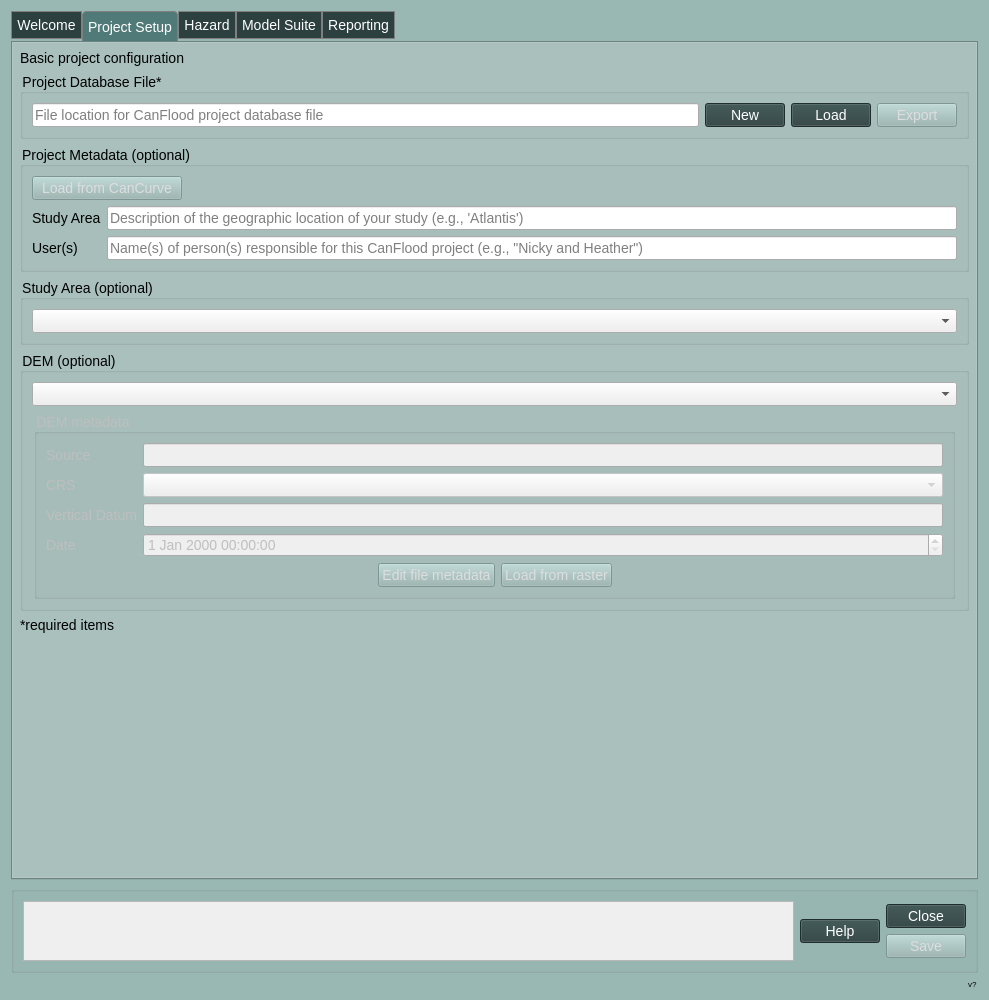
The window that canflood2/canflood2_dialog_main.ui (cefect/CanFlood2) describes before a commit, drawn with Qt 5.
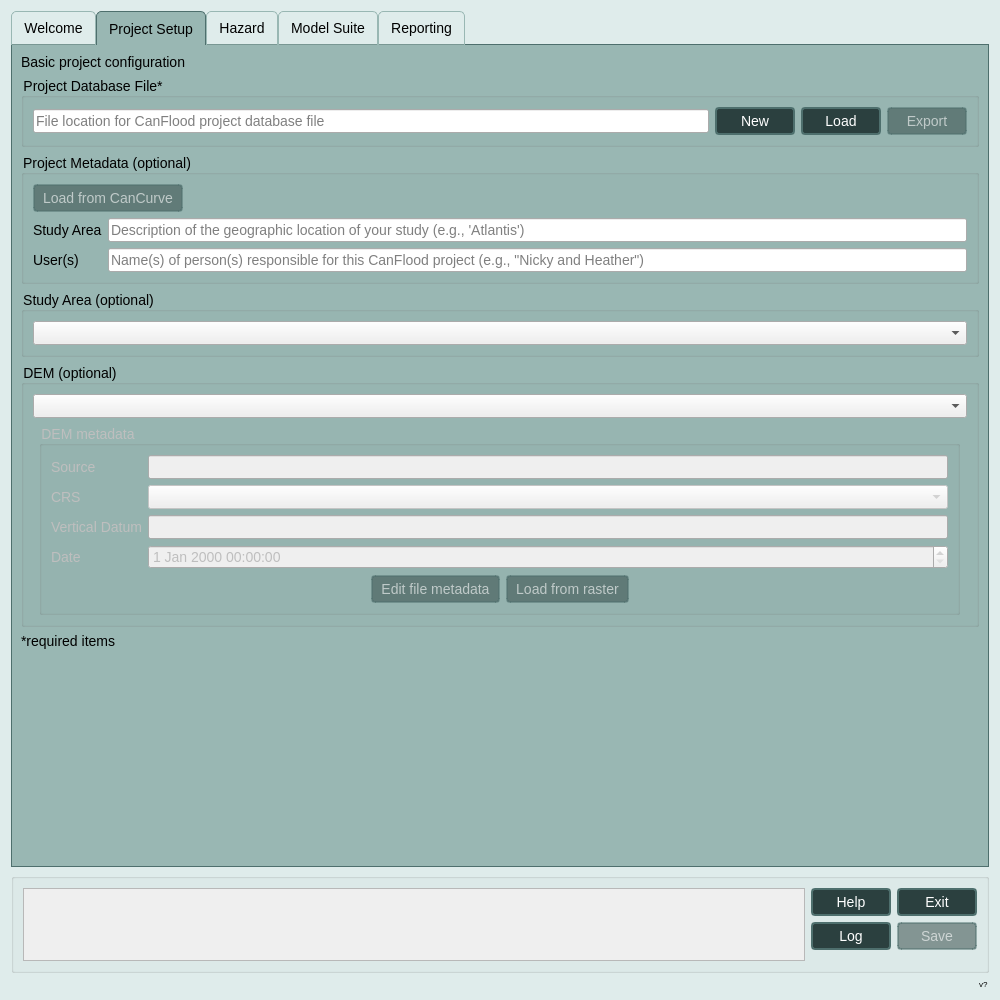
The same window after the commit. The open tabs and pages were chosen to show the change. Icons and pictures are not drawn. Custom widgets are drawn as their Qt base class.

Patch:
```diff
--- a/canflood2/canflood2_dialog_main.ui
+++ b/canflood2/canflood2_dialog_main.ui
@@ -6,14 +6,14 @@
    <rect>
     <x>0</x>
     <y>0</y>
-    <width>979</width>
+    <width>1000</width>
     <height>1000</height>
    </rect>
   </property>
-  <property name="maximumSize">
+  <property name="minimumSize">
    <size>
-    <width>1000</width>
-    <height>1000</height>
+    <width>500</width>
+    <height>500</height>
    </size>
   </property>
   <property name="font">
@@ -30,17 +30,30 @@
 } 
 
 QDialog {
-    background-color: #99B7B3;
+    background-color: #DFECEB;
 }
 
 QPushButton {
-  background-color: #2B403F;
-  color: white;
+    background-color: #2B403F;          /* deep green-teal */
+    color: white;
+
+    /* “Pop-out” frame */
+    border: 2px solid #4E6F6D;          /* a shade lighter than the fill */
+    border-radius: 4px;                 /* gentle rounding */
+    padding: 4px 8px;                   /* keeps text from kissing the frame */
 }
 
-QPushButton:disabled { 
-    background-color: #99B7B3; /* Example: Gray background for disabled state */
-	color:#DDDDDD
+QPushButton:pressed {
+    background-color: #1E2F2F;                    /* darker shade */
+    border: 2px inset #3A5554;                    /* subtle inset look */
+    padding-top: 5px; padding-left: 11px;         /* shift content down/right slightly */
+    padding-bottom: 3px; padding-right: 9px;      /* keep overall size the same */
+}
+
+QPushButton:disabled {
+    background-color: rgba(43, 64, 63, 0.50);   /* same hue, 50 % opacity  */
+    color: rgba(255, 255, 255, 0.60);           /* soft-faded text          */
+    border: 2px solid rgba(78, 111, 109, 0.50); /* outline still visible    */
 }
 
  
@@ -70,24 +83,52 @@
 
  
  
+/* ----------------------------------------
+   Generic tab look
+   ---------------------------------------- */
 QTabBar::tab {
-    background-color: #2B403F;
-    color: white;
-    border: 1px solid gray; 
-    box-sizing: border-box;
-    padding: 5px;
-    margin-bottom: 2px; /* slight separation from the tab bar */
+    background: #DFECEB;                 /* unselected fill  */
+    color: black;                        /* legible on light bg */
+
+    border: 1px solid #99B7B3;           /* subtle outline   */
+    border-bottom: 1px solid #799793;    /* slight contrast  */
+    border-top-left-radius: 5px;
+    border-top-right-radius: 5px;
+
+    min-height: 24px;                    /* tweak as needed  */
+    padding: 4px 12px;                   /* top/bottom  left/right */
 }
 
+/* ----------------------------------------
+   Hover (optional, just a small cue)
+   ---------------------------------------- */
+QTabBar::tab:hover {
+    background: #CFE4E2;                 /* a hint darker    */
+}
+
+/* ----------------------------------------
+   Selected (popped-out) tab
+   ---------------------------------------- */
 QTabBar::tab:selected {
-    background-color: #507A78; 
-    color: white;
-    border: 1px solid gray; /* thicker border for emphasis */
-    border-bottom: none;     /* remove the bottom border to simulate being raised */
-    margin-bottom: 0;        /* pull the selected tab closer to the tab bar */
-    /* Optionally add border-radius to differentiate the shape */
-    border-top-left-radius: 4px;
-    border-top-right-radius: 4px;
+    background: #99B7B3;                 /* requested colour */
+    color: black;                        /* better contrast  */
+
+    border: 1px solid #4E6F6D;           /* stronger outline */
+    border-bottom: none;                 /* merge with page  */
+
+    /* Pull it 1 px down so its bottom edge sits flush with
+       the QTabWidget pane, giving a raised effect */
+    margin-bottom: -1px;
+}
+
+/* ----------------------------------------
+   Frame around the tab-pages (optional but
+   often necessary so the gap under the
+   selected tab isn’t obvious)
+   ---------------------------------------- */
+QTabWidget::pane {
+    border: 1px solid #4E6F6D;
+    top: -1px;                           /* pull up to hide seam */
 }
 
  
@@ -285,6 +326,18 @@
             </item>
             <item>
              <widget class="QPushButton" name="pushButton_PS_projDB_new">
+              <property name="sizePolicy">
+               <sizepolicy hsizetype="Fixed" vsizetype="Fixed">
+                <horstretch>0</horstretch>
+                <verstretch>0</verstretch>
+               </sizepolicy>
+              </property>
+              <property name="minimumSize">
+               <size>
+                <width>80</width>
+                <height>0</height>
+               </size>
+              </property>
               <property name="text">
                <string>New</string>
               </property>
@@ -295,6 +348,18 @@
               <property name="enabled">
                <bool>true</bool>
               </property>
+              <property name="sizePolicy">
+               <sizepolicy hsizetype="Fixed" vsizetype="Fixed">
+                <horstretch>0</horstretch>
+                <verstretch>0</verstretch>
+               </sizepolicy>
+              </property>
+              <property name="minimumSize">
+               <size>
+                <width>80</width>
+                <height>0</height>
+               </size>
+              </property>
               <property name="text">
                <string>Load</string>
               </property>
@@ -305,6 +370,18 @@
               <property name="enabled">
                <bool>false</bool>
               </property>
+              <property name="sizePolicy">
+               <sizepolicy hsizetype="Fixed" vsizetype="Fixed">
+                <horstretch>0</horstretch>
+                <verstretch>0</verstretch>
+               </sizepolicy>
+              </property>
+              <property name="minimumSize">
+               <size>
+                <width>80</width>
+                <height>0</height>
+               </size>
+              </property>
               <property name="text">
                <string>Export</string>
               </property>
@@ -1610,7 +1687,7 @@
      <property name="minimumSize">
       <size>
        <width>0</width>
-       <height>85</height>
+       <height>100</height>
       </size>
      </property>
      <property name="title">
@@ -1627,18 +1704,6 @@
             <verstretch>0</verstretch>
            </sizepolicy>
           </property>
-          <property name="minimumSize">
-           <size>
-            <width>0</width>
-            <height>55</height>
-           </size>
-          </property>
-          <property name="maximumSize">
-           <size>
-            <width>16777215</width>
-            <height>60</height>
-           </size>
-          </property>
           <property name="widgetResizable">
            <bool>true</bool>
           </property>
@@ -1647,8 +1712,8 @@
             <rect>
              <x>0</x>
              <y>0</y>
-             <width>771</width>
-             <height>58</height>
+             <width>780</width>
+             <height>76</height>
             </rect>
            </property>
            <property name="sizePolicy">
@@ -1663,33 +1728,15 @@
              <height>55</height>
             </size>
            </property>
-           <property name="maximumSize">
-            <size>
-             <width>16777215</width>
-             <height>100</height>
-            </size>
-           </property>
            <layout class="QVBoxLayout" name="verticalLayout_18">
             <item>
              <widget class="QLabel" name="progressText">
               <property name="sizePolicy">
-               <sizepolicy hsizetype="Preferred" vsizetype="Expanding">
+               <sizepolicy hsizetype="Expanding" vsizetype="Expanding">
                 <horstretch>0</horstretch>
                 <verstretch>0</verstretch>
                </sizepolicy>
               </property>
-              <property name="minimumSize">
-               <size>
-                <width>500</width>
-                <height>50</height>
-               </size>
-              </property>
-              <property name="maximumSize">
-               <size>
-                <width>16777215</width>
-                <height>200</height>
-               </size>
-              </property>
               <property name="styleSheet">
                <string notr="true">/* For more specific elements */
 QLabel {
@@ -1714,11 +1761,59 @@
        </layout>
       </item>
       <item>
-       <widget class="QPushButton" name="pushButton_help">
-        <property name="text">
-         <string>Help</string>
-        </property>
-       </widget>
+       <layout class="QVBoxLayout" name="verticalLayout_24">
+        <item>
+         <widget class="QPushButton" name="pushButton_help">
+          <property name="sizePolicy">
+           <sizepolicy hsizetype="Fixed" vsizetype="Preferred">
+            <horstretch>0</horstretch>
+            <verstretch>0</verstretch>
+           </sizepolicy>
+          </property>
+          <property name="minimumSize">
+           <size>
+            <width>80</width>
+            <height>0</height>
+           </size>
+          </property>
+          <property name="text">
+           <string>Help</string>
+          </property>
+         </widget>
+        </item>
+        <item>
+         <widget class="QPushButton" name="pushButton_debugLog">
+          <property name="sizePolicy">
+           <sizepolicy hsizetype="Fixed" vsizetype="Minimum">
+            <horstretch>0</horstretch>
+            <verstretch>0</verstretch>
+           </sizepolicy>
+          </property>
+          <property name="minimumSize">
+           <size>
+            <width>80</width>
+            <height>0</height>
+           </size>
+          </property>
+          <property name="text">
+           <string>Log</string>
+          </property>
+         </widget>
+        </item>
+        <item>
+         <spacer name="verticalSpacer_11">
+          <property name="orientation">
+           <enum>Qt::Vertical</enum>
+          </property>
+          <property name="sizeHint" stdset="0">
+           <size>
+            <width>20</width>
+            <height>40</height>
+           </size>
+          </property>
+         </spacer>
+        </item>
+       </layout>
       </item>
       <item>
        <layout class="QVBoxLayout" name="verticalLayout_19">
@@ -1727,13 +1822,19 @@
           <item>
            <widget class="QPushButton" name="pushButton_close">
             <property name="sizePolicy">
-             <sizepolicy hsizetype="Fixed" vsizetype="Fixed">
+             <sizepolicy hsizetype="Fixed" vsizetype="Minimum">
               <horstretch>0</horstretch>
               <verstretch>0</verstretch>
              </sizepolicy>
             </property>
+            <property name="minimumSize">
+             <size>
+              <width>80</width>
+              <height>0</height>
+             </size>
+            </property>
             <property name="text">
-             <string>Close</string>
+             <string>Exit</string>
             </property>
            </widget>
           </item>
@@ -1742,11 +1843,36 @@
             <property name="enabled">
              <bool>false</bool>
             </property>
+            <property name="sizePolicy">
+             <sizepolicy hsizetype="Fixed" vsizetype="Minimum">
+              <horstretch>0</horstretch>
+              <verstretch>0</verstretch>
+             </sizepolicy>
+            </property>
+            <property name="minimumSize">
+             <size>
+              <width>80</width>
+              <height>0</height>
+             </size>
+            </property>
             <property name="text">
              <string>Save</string>
             </property>
            </widget>
           </item>
+          <item>
+           <spacer name="verticalSpacer_12">
+            <property name="orientation">
+             <enum>Qt::Vertical</enum>
+            </property>
+            <property name="sizeHint" stdset="0">
+             <size>
+              <width>20</width>
+              <height>40</height>
+             </size>
+            </property>
+           </spacer>
+          </item>
          </layout>
         </item>
        </layout>
```
Left out of the diff: 73 changed lines with no effect on the pictures.
